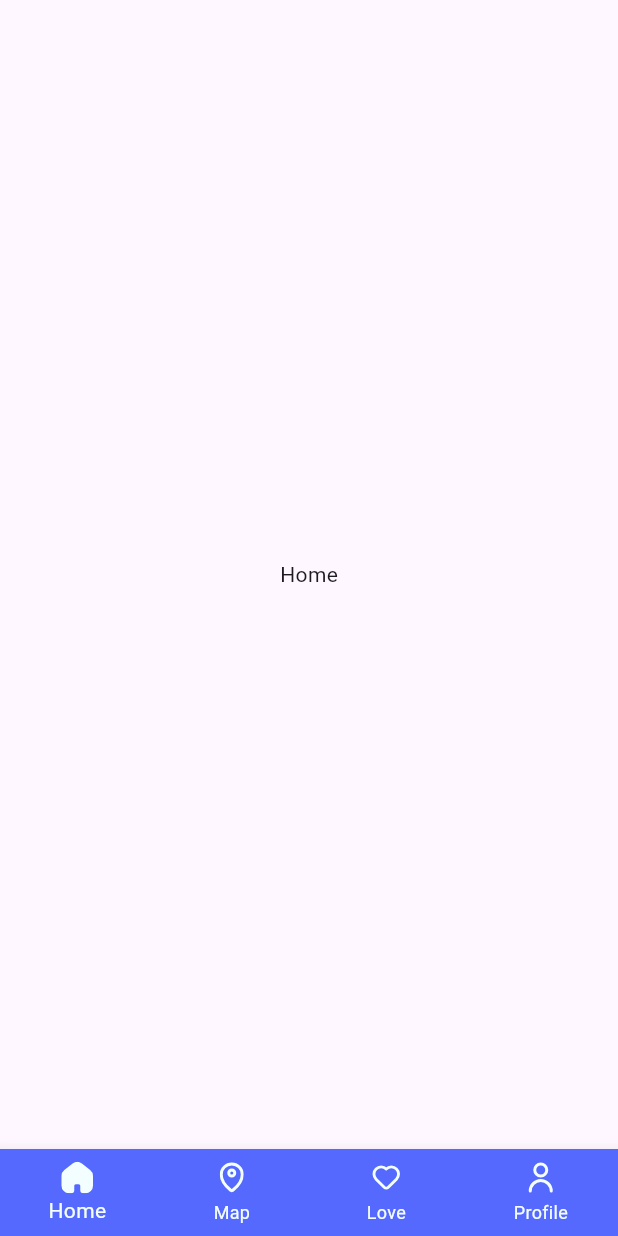
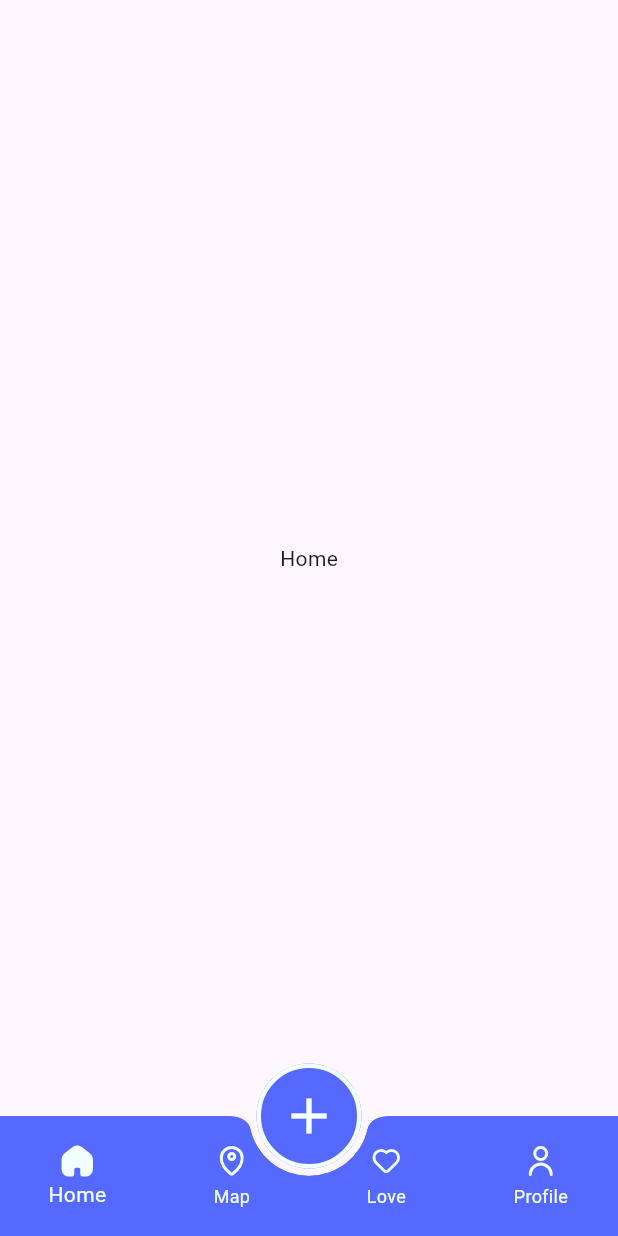
Before and after one commit to sma826/evently_app, a Flutter app: the screen it shows after launch, on a phone screen of 412 x 824 dp. Run offline on Flutter 3.47's test engine with Material 3 defaults, Android fonts, the phone set to English and light mode, and no system bars; our stand-ins replace flutter_svg, smooth_page_indicator.

Commit message:
* home screen BOttNavBar with the part that is cut

```diff
--- a/lib/core/constants/app_theme_style.dart
+++ b/lib/core/constants/app_theme_style.dart
@@ -10,6 +10,10 @@ class AppTheme {
       unselectedItemColor: AppColors.white,
       // showSelectedLabels: true,
     ),
+    // floatingActionButtonTheme: FloatingActionButtonThemeData(
+    //   backgroundColor: AppColors.primaryColor,
+    //   shape: CircleBorder()
+    // ),
   );
   static ThemeData darkTheme = ThemeData();
 }
--- a/lib/modules/home screen/home_screen.dart
+++ b/lib/modules/home screen/home_screen.dart
@@ -23,7 +23,14 @@ class _HomeScreenState extends State<HomeScreen> {
   Widget build(BuildContext context) {
     return Scaffold(
       body: tabs[currentIndex],
-      bottomNavigationBar: BottomNavigationBar(
+      bottomNavigationBar: BottomAppBar(
+        shape: CircularNotchedRectangle(),
+        notchMargin: 5,
+        clipBehavior: Clip.antiAlias,
+        padding: EdgeInsets.zero,
+        color: AppColors.primaryColor,
+        child: BottomNavigationBar(
+          elevation: 0,
           currentIndex: currentIndex,
           onTap: (index) {
             if (currentIndex == index) return;
@@ -54,6 +61,21 @@ class _HomeScreenState extends State<HomeScreen> {
             ),
           ],
         ),
+      ),
+      floatingActionButton: SizedBox(
+        width: 70,
+        height: 70,
+        child: FloatingActionButton(
+          elevation: 0,
+          onPressed: () {},
+          child: Icon(Icons.add, size: 40, color: AppColors.white,),
+          backgroundColor: AppColors.primaryColor,
+          shape: CircleBorder(
+              side: BorderSide(color: AppColors.white, width: 3,)
+          ),
+        ),
+      ),
+      floatingActionButtonLocation: FloatingActionButtonLocation.centerDocked,
     );
   }
 }
```
Lines whose indentation alone changed are shown as unchanged.
